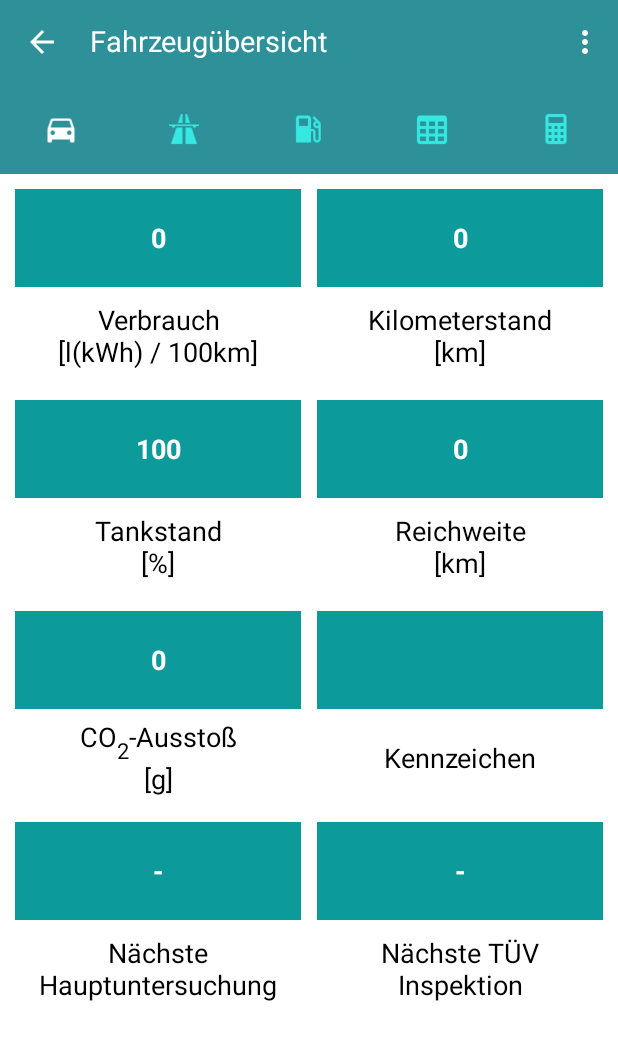
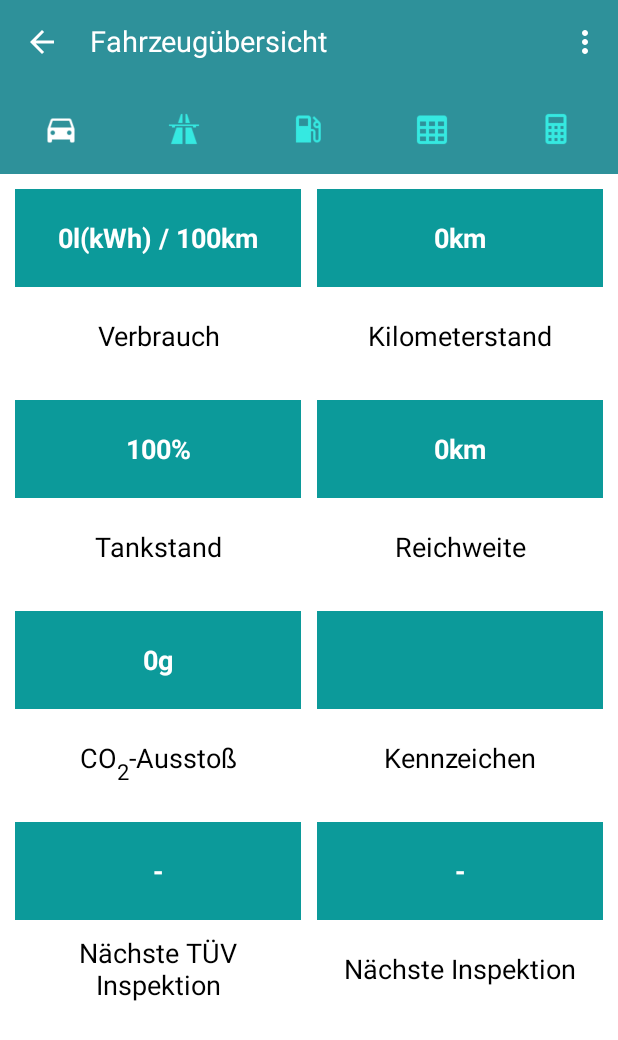
Before and after one commit to pk95/SWE, an Android app: the fahrzeuguebersicht_fragment screen opened directly, with no data from a screen before it, on a phone screen of 412 x 824 dp. Shown: the top 1040 px of the screen. Run offline under Robolectric (Android 15) with nearby library versions, the phone set to English and light mode, and no system bars; 1 statement that could not run was skipped.

Commit message:
update strings und FÜ

```diff
--- a/Tankverhalten/app/src/main/java/com/example/tankverhalten/fragments/fahrzeuguebersicht_fragment.java
+++ b/Tankverhalten/app/src/main/java/com/example/tankverhalten/fragments/fahrzeuguebersicht_fragment.java
@@ -1,5 +1,6 @@
 package com.example.tankverhalten.fragments;
 
+import android.annotation.SuppressLint;
 import android.os.Build;
 import android.os.Bundle;
 import android.view.LayoutInflater;
@@ -36,6 +37,7 @@ public class fahrzeuguebersicht_fragment extends Fragment {
     public fahrzeuguebersicht_fragment() {
     }
 
+    @SuppressLint("SetTextI18n")
     @RequiresApi(api = Build.VERSION_CODES.O)
     @Nullable
     @Override
@@ -58,7 +60,7 @@ public class fahrzeuguebersicht_fragment extends Fragment {
             v = GarageActivity.vehicles.get(pos);
 
         // Format of displayed Number
-        DecimalFormat df = new DecimalFormat("#,###.##");
+        DecimalFormat df = new DecimalFormat("#,###");
         DecimalFormatSymbols dfs = df.getDecimalFormatSymbols();
         dfs.setDecimalSeparator(',');
         dfs.setGroupingSeparator('.');
@@ -81,27 +83,35 @@ public class fahrzeuguebersicht_fragment extends Fragment {
             strPermission = v.permission.format(DateTimeFormatter.ofPattern("dd.MM.yyyy"));
 
         // lock TextView object with TextView(id) from xml, then setText
+        //Kennzeichen
         licensePlate = view.findViewById(R.id.show_licensePlate);
         licensePlate.setText(v.licensePlate);
 
+        //Verbrauch
         consumption = view.findViewById(R.id.show_averageConsumption);
-        consumption.setText(df.format(v.averageConsumption));
+        consumption.setText(df.format(v.averageConsumption) + "l(kWh) / 100km");
 
+        //CO2-Ausstoß
         co2 = view.findViewById(R.id.show_co2emissions);
-        co2.setText(df.format(v.co2emissions));
+        co2.setText(df.format(v.co2emissions) + "g");
 
+        //Reichweite
         range = view.findViewById(R.id.show_remainingRange);
-        range.setText(df.format(fRange));
+        range.setText(df.format(fRange) + "km");
 
+        //Tankstand
         fuel = view.findViewById(R.id.show_fuelLevel);
-        fuel.setText(df.format(v.fuelLevel));
+        fuel.setText(df.format(v.fuelLevel) + "%");
 
+        //Kilometerstand
         mileAge = view.findViewById(R.id.show_mileAge);
-        mileAge.setText(df.format(miles));
+        mileAge.setText(df.format(miles) + "km");
 
+        //Next TÜV
         inspection = view.findViewById(R.id.show_nextInspection);
         inspection.setText(strInspection);
 
+        //Next Inspection
         permission = view.findViewById(R.id.show_nextPermission);
         permission.setText(strPermission);
 
--- a/Tankverhalten/app/src/main/res/values/strings.xml
+++ b/Tankverhalten/app/src/main/res/values/strings.xml
@@ -19,14 +19,14 @@
     <string name="streckenprognose">Streckenprognose</string>
 
     <!-- fahrzeuguebersicht_layout Strings -->
-    <string name="verbrauch">Verbrauch\n[l(kWh) / 100km]</string>
-    <string name="kilometerstand">Kilometerstand\n[km]</string>
-    <string name="tankstand">Tankstand\n[%]</string>
-    <string name="reichweite">Reichweite\n[km]</string>
-    <string name="co2_ausstoß">CO<sub><small>2</small></sub>-Ausstoß\n[g]</string>
+    <string name="verbrauch">Verbrauch</string>
+    <string name="kilometerstand">Kilometerstand</string>
+    <string name="tankstand">Tankstand</string>
+    <string name="reichweite">Reichweite</string>
+    <string name="co2_ausstoß">CO<sub><small>2</small></sub>-Ausstoß</string>
     <string name="licensePlate">Kennzeichen</string>
-    <string name="inspection">Nächste Hauptuntersuchung</string>
-    <string name="permission">Nächste TÜV Inspektion</string>
+    <string name="inspection">Nächste TÜV Inspektion</string>
+    <string name="permission">Nächste Inspektion</string>
 
     <!--  Add vehicle header and hints  -->
     <string name="displayname">Anzeigename...</string>
```
